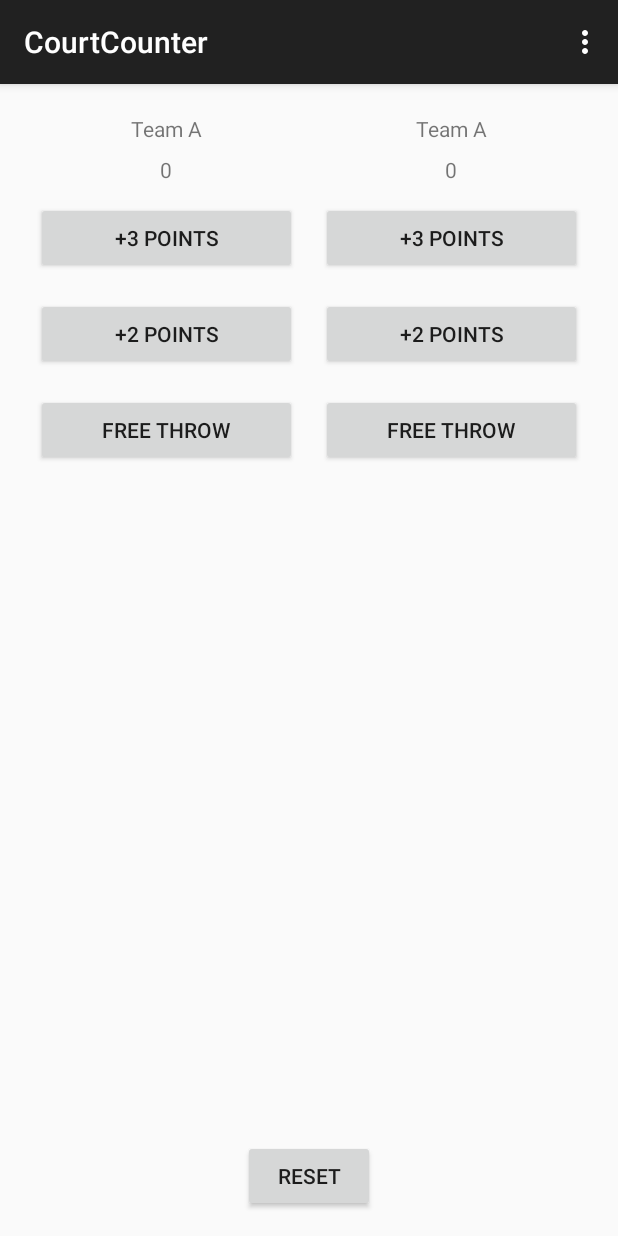
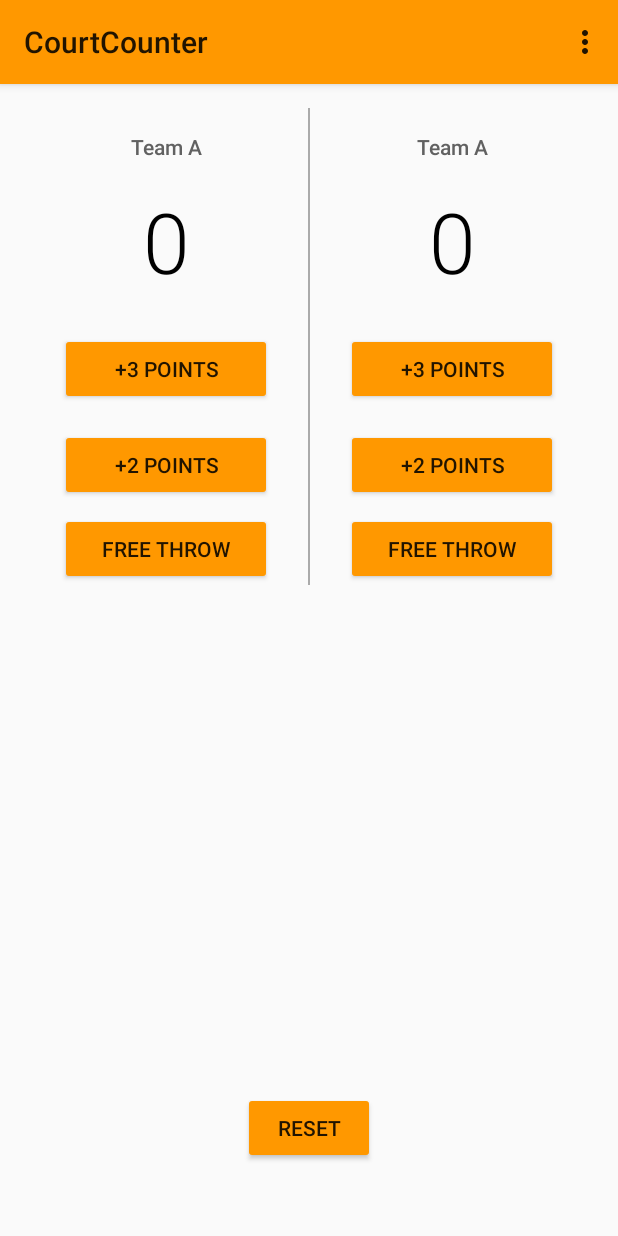
Before and after one commit to MyUdacityProjects/Udacity-Android, an Android app: the screen it shows after launch (MainActivity), on a phone screen of 412 x 824 dp. Run offline under Robolectric (Android 15) with nearby library versions, the phone set to English and light mode, and no system bars.

Commit message:
Styling added

```diff
--- a/CourtCounter/app/src/main/res/layout/activity_main.xml
+++ b/CourtCounter/app/src/main/res/layout/activity_main.xml
@@ -10,7 +10,7 @@
 
     <LinearLayout
         android:layout_width="match_parent"
-        android:layout_height="match_parent"
+        android:layout_height="wrap_content"
         android:orientation="horizontal">
 
         <LinearLayout
@@ -23,38 +23,56 @@
                 android:layout_width="match_parent"
                 android:layout_height="wrap_content"
                 android:gravity="center_horizontal"
-                android:padding="4dp"
+                android:fontFamily="sans-serif-medium"
+                android:paddingTop="16dp"
+                android:textSize="14sp"
+                android:textColor="#616161"
                 android:text="Team A" />
 
             <TextView
                 android:layout_width="match_parent"
                 android:layout_height="wrap_content"
                 android:gravity="center_horizontal"
-                android:padding="4dp"
+                android:textSize="56sp"
+                android:paddingTop="16dp"
+                android:textColor="#000000"
+                android:fontFamily="sans-serif-light"
                 android:text="0" />
 
             <Button
                 android:layout_width="match_parent"
                 android:layout_height="wrap_content"
-                android:layout_margin="8dp"
+                android:layout_marginTop="24dp"
+                android:layout_marginBottom="8dp"
+                android:layout_marginLeft="24dp"
+                android:layout_marginRight="24dp"
                 android:text="+3 Points" />
 
             <Button
                 android:layout_width="match_parent"
                 android:layout_height="wrap_content"
-                android:layout_margin="8dp"
+                android:layout_marginTop="8dp"
+                android:layout_marginLeft="24dp"
+                android:layout_marginRight="24dp"
                 android:text="+2 Points" />
 
             <Button
                 android:layout_width="match_parent"
                 android:layout_height="wrap_content"
-                android:layout_margin="8dp"
+                android:layout_marginLeft="24dp"
+                android:layout_marginRight="24dp"
+                android:layout_marginTop="8dp"
                 android:text="FREE THROW" />
+
         </LinearLayout>
-
+        <View
+            android:layout_width="1dp"
+            android:layout_height="match_parent"
+            android:background="@android:color/darker_gray"
+            />
         <LinearLayout
             android:layout_width="0dp"
-            android:layout_height="match_parent"
+            android:layout_height="wrap_content"
             android:layout_weight="1"
             android:orientation="vertical">
 
@@ -62,32 +80,45 @@
                 android:layout_width="match_parent"
                 android:layout_height="wrap_content"
                 android:gravity="center_horizontal"
-                android:padding="4dp"
+                android:paddingTop="16dp"
+                android:textSize="14sp"
+                android:fontFamily="sans-serif-medium"
+                android:textColor="#616161"
                 android:text="Team A" />
 
             <TextView
                 android:layout_width="match_parent"
                 android:layout_height="wrap_content"
                 android:gravity="center_horizontal"
-                android:padding="4dp"
+                android:paddingTop="16dp"
+                android:textSize="56sp"
+                android:textColor="#000000"
+                android:fontFamily="sans-serif-light"
                 android:text="0" />
 
             <Button
                 android:layout_width="match_parent"
                 android:layout_height="wrap_content"
-                android:layout_margin="8dp"
+                android:layout_marginTop="24dp"
+                android:layout_marginBottom="8dp"
+                android:layout_marginLeft="24dp"
+                android:layout_marginRight="24dp"
                 android:text="+3 Points" />
 
             <Button
                 android:layout_width="match_parent"
                 android:layout_height="wrap_content"
-                android:layout_margin="8dp"
+                android:layout_marginLeft="24dp"
+                android:layout_marginRight="24dp"
+                android:layout_marginTop="8dp"
                 android:text="+2 Points" />
 
             <Button
                 android:layout_width="match_parent"
                 android:layout_height="wrap_content"
-                android:layout_margin="8dp"
+                android:layout_marginLeft="24dp"
+                android:layout_marginRight="24dp"
+                android:layout_marginTop="8dp"
                 android:text="FREE THROW" />
         </LinearLayout>
     </LinearLayout>
@@ -97,6 +128,7 @@
         android:layout_height="wrap_content"
         android:layout_alignParentBottom="true"
         android:layout_centerHorizontal="true"
+        android:layout_marginBottom="32dp"
         android:text="RESET" />
 
 </RelativeLayout>
--- a/CourtCounter/app/src/main/res/values/styles.xml
+++ b/CourtCounter/app/src/main/res/values/styles.xml
@@ -1,8 +1,9 @@
 <resources>
-
     <!-- Base application theme. -->
-    <style name="AppTheme" parent="Theme.AppCompat.Light.DarkActionBar">
-        <!-- Customize your theme here. -->
+    <style name="AppTheme" parent="Theme.AppCompat.Light">
+        <!-- Primary theme color of the app (sets background color of app bar) -->
+        <item name="colorPrimary">#FF9800</item>
+        <!-- Background color of buttons in the app -->
+        <item name="colorButtonNormal">#FF9800</item>
     </style>
-
 </resources>
```
